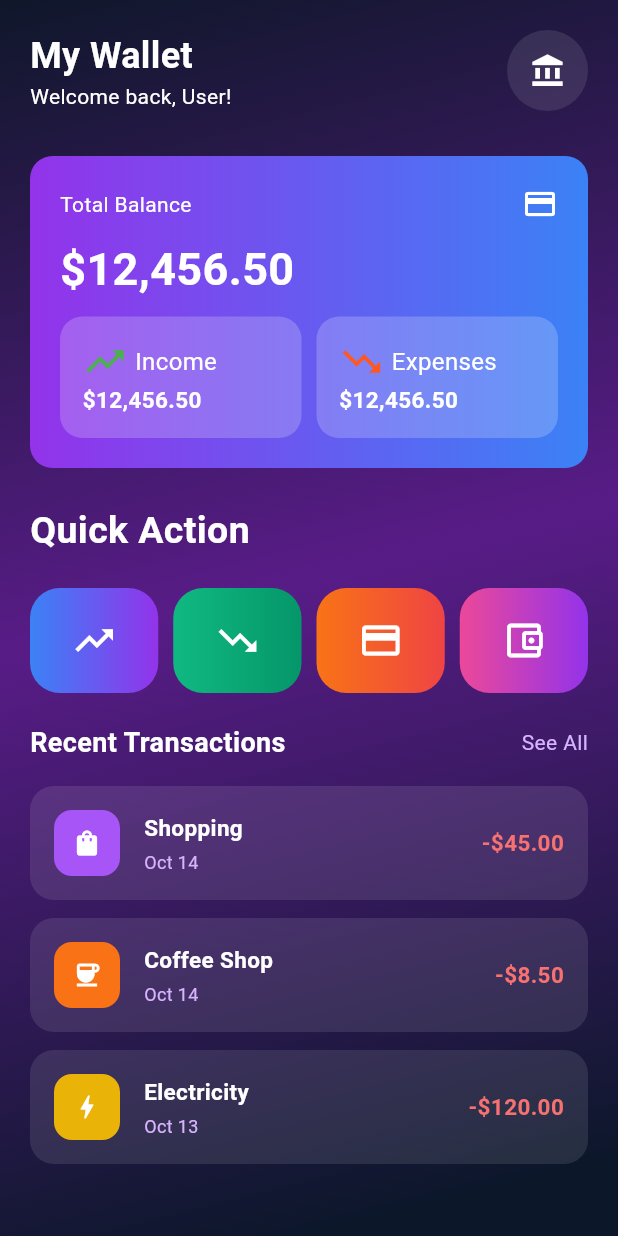
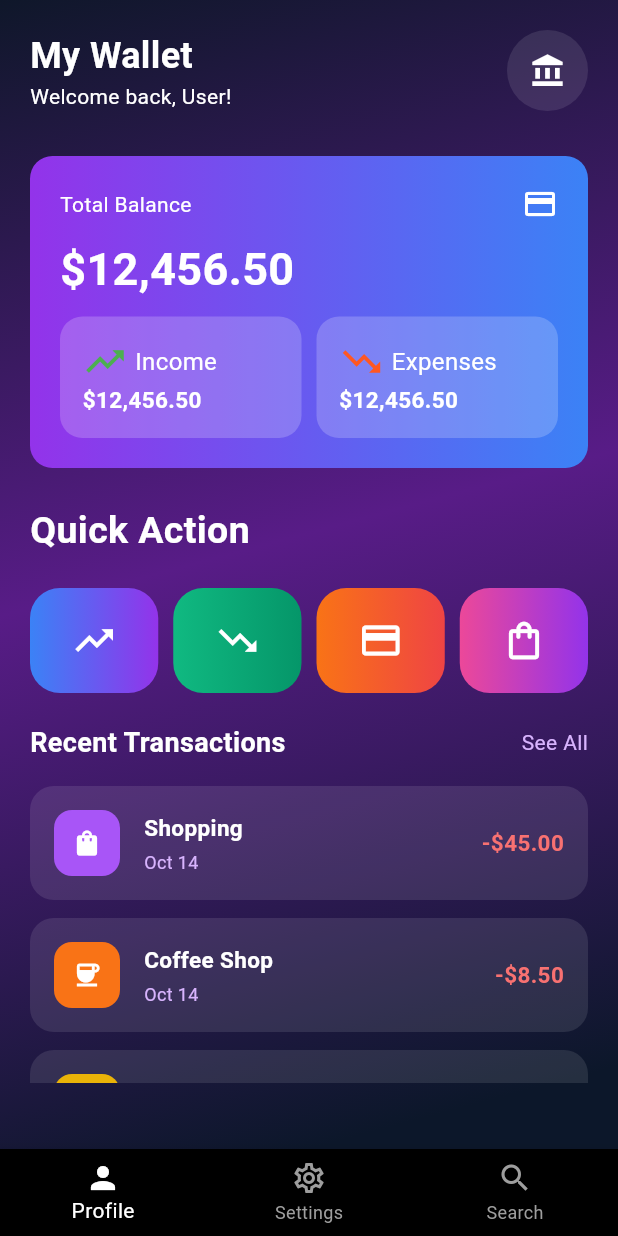
Before and after one commit to asaduzzaman-ashik3/finance_dashboard, a Flutter app: the screen it shows after launch, on a phone screen of 412 x 824 dp. Run offline on Flutter 3.47's test engine with Material 3 defaults, Android fonts, the phone set to English and light mode, and no system bars; our stand-ins replace flutter_animate.

Commit message:
bottom navigation add

```diff
--- a/lib/main.dart
+++ b/lib/main.dart
@@ -1,5 +1,7 @@
 import 'package:flutter/material.dart';
 
+import 'src/Pages/search_page.dart';
+import 'src/Pages/settings_page.dart';
 import 'src/widgets/appbar_widget.dart';
 import 'src/widgets/balance_card_widget.dart';
 import 'src/widgets/quick_action_widget.dart';
@@ -9,9 +11,14 @@ void main() {
   runApp(MyApp());
 }
 
-class MyApp extends StatelessWidget {
+class MyApp extends StatefulWidget {
   const MyApp({super.key});
 
+  @override
+  State<MyApp> createState() => _MyAppState();
+}
+
+class _MyAppState extends State<MyApp> {
   @override
   Widget build(BuildContext context) {
     return MaterialApp(
@@ -23,8 +30,49 @@ class MyApp extends StatelessWidget {
   }
 }
 
-class Dashboard extends StatelessWidget {
+class Dashboard extends StatefulWidget {
   const Dashboard({super.key});
+
+  @override
+  State<Dashboard> createState() => _DashboardState();
+}
+
+class _DashboardState extends State<Dashboard> {
+  int currentIndex = 0;
+
+  List<Widget> pages = [
+    Profile(),
+    Settings(),
+    Search()
+  ];
+  @override
+  Widget build(BuildContext context) {
+    return Scaffold(
+      bottomNavigationBar:
+
+      BottomNavigationBar(items: [
+        BottomNavigationBarItem(icon: Icon(Icons.person_outline), label: 'Profile',activeIcon: Icon(Icons.person)),
+        BottomNavigationBarItem(icon: Icon(Icons.settings_outlined), label: 'Settings',activeIcon: Icon(Icons.settings)),
+        BottomNavigationBarItem(icon: Icon(Icons.search_outlined), label: 'Search',activeIcon: Icon(Icons.search)),
+      ],
+      currentIndex: currentIndex,
+        onTap: (index){
+        setState(() {
+          currentIndex = index;
+        });
+        },
+      backgroundColor: Colors.black,
+        selectedItemColor: Colors.white,
+        unselectedItemColor: Colors.grey,
+      ),
+      body: pages[currentIndex]
+    );
+  }
+}
+
+
+class Profile extends StatelessWidget {
+  const Profile({super.key});
 
   @override
   Widget build(BuildContext context) {
@@ -58,5 +106,4 @@ class Dashboard extends StatelessWidget {
       ),
     );
   }
-
 }
--- /dev/null
+++ b/lib/src/Pages/search_page.dart
@@ -0,0 +1,20 @@
+import 'package:flutter/cupertino.dart';
+import 'package:flutter/material.dart';
+
+
+class Search extends StatelessWidget {
+  const Search({super.key});
+
+  @override
+  Widget build(BuildContext context) {
+    return Scaffold(
+      appBar: AppBar(
+        title: Text('Search'),
+
+      ),
+      body: Center(
+        child: Text('This is Search age',style: TextStyle(fontSize: 30),),
+      ),
+    );
+  }
+}
--- /dev/null
+++ b/lib/src/Pages/settings_page.dart
@@ -0,0 +1,18 @@
+import 'package:flutter/cupertino.dart';
+import 'package:flutter/material.dart';
+
+class Settings extends StatelessWidget {
+  const Settings({super.key});
+
+  @override
+  Widget build(BuildContext context) {
+    return Scaffold(
+      appBar: AppBar(
+        title: Text('Settings'),
+      ),
+      body: Center(
+        child: Text('This is Settings age',style: TextStyle(fontSize: 30)),
+      ),
+    );
+  }
+}
--- a/lib/src/Pages/wallet_page.dart
+++ b/lib/src/Pages/wallet_page.dart
@@ -32,7 +32,7 @@ class _WalletPageState extends State<WalletPage> {
   @override
   Widget build(BuildContext context) {
     return Scaffold(
-      appBar: AppBar(title: const Text('Wallet Page')),
+      appBar: AppBar(title: const Text('Products')),
       floatingActionButton: FloatingActionButton(onPressed: (){showModalBottomSheet(context: context, builder: (BuildContext context) {
         return SizedBox(
           height: 400,
--- a/lib/src/widgets/quick_action_widget.dart
+++ b/lib/src/widgets/quick_action_widget.dart
@@ -126,7 +126,7 @@ Widget quickAction(BuildContext context) {
                 ),
                 padding: EdgeInsets.all(20),
                 child: Icon(
-                  Icons.account_balance_wallet_outlined,
+                  Icons.shopping_bag_outlined,
                   color: Colors.white,
                   size: 30,
                 ),
```
